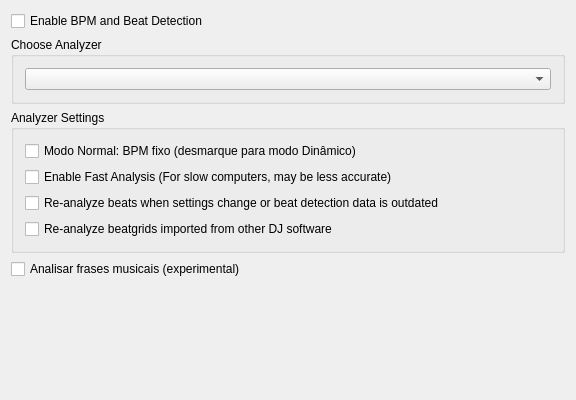
First picture: the form in src/preferences/dialog/dlgprefbeatsdlg.ui, repository Thiagovilela2001/VILELABOX, before the edit.
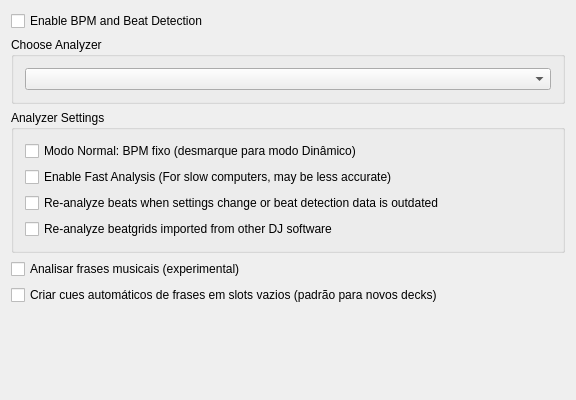
Second picture: the form after the edit.

Commit message: Phase 2: generate phrase cues without replacing user cues and support undo

```diff
--- a/src/preferences/dialog/dlgprefbeatsdlg.ui
+++ b/src/preferences/dialog/dlgprefbeatsdlg.ui
@@ -30,6 +30,11 @@
      <property name="text"><string>Analisar frases musicais (experimental)</string></property>
     </widget>
    </item>
+   <item row="5" column="0">
+    <widget class="QCheckBox" name="checkBoxAutoPhraseCues">
+     <property name="text"><string>Criar cues automáticos de frases em slots vazios (padrão para novos decks)</string></property>
+    </widget>
+   </item>
    <item row="7" column="0">
     <spacer name="verticalSpacer">
      <property name="orientation">
```
The commit also changes 8 other files.
